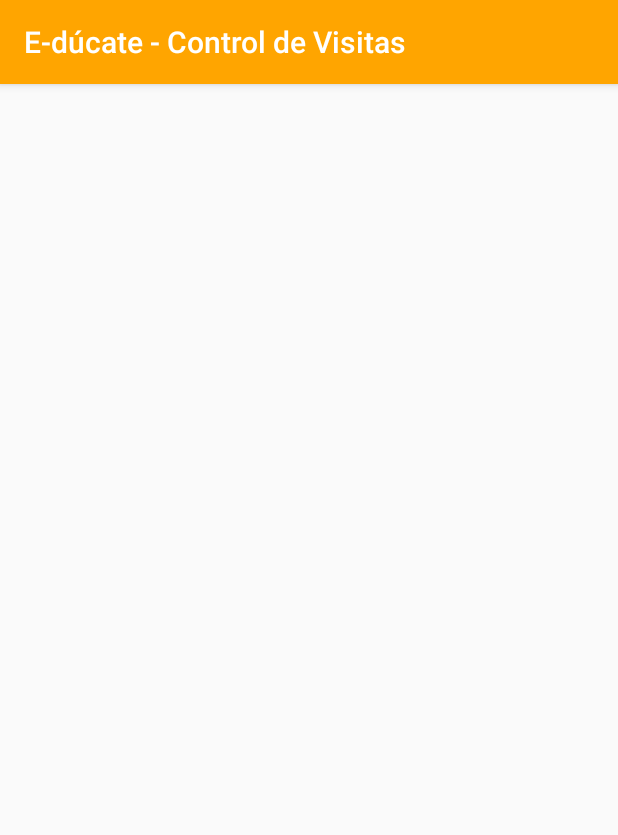
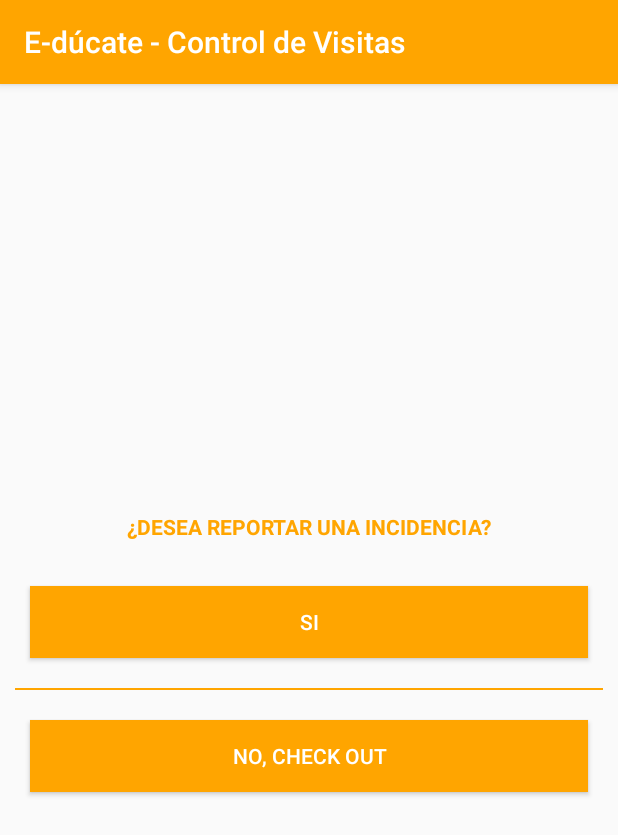
Before and after one commit to fndos/Control-de-Visitas-Movil, an Android app: the CheckOutActivity screen opened directly, with no data from a screen before it, on a phone screen of 412 x 824 dp. Shown: the top 835 px of the screen. Run offline under Robolectric (Android 15) with nearby library versions, the phone set to English and light mode, and no system bars.

Commit message:
Vista y activity CheckOut

```diff
--- a/EducateMovilApp/app/src/main/res/layout/activity_check_out.xml
+++ b/EducateMovilApp/app/src/main/res/layout/activity_check_out.xml
@@ -1,9 +1,65 @@
 <?xml version="1.0" encoding="utf-8"?>
-<android.support.constraint.ConstraintLayout xmlns:android="http://schemas.android.com/apk/res/android"
+<LinearLayout xmlns:android="http://schemas.android.com/apk/res/android"
     xmlns:app="http://schemas.android.com/apk/res-auto"
     xmlns:tools="http://schemas.android.com/tools"
     android:layout_width="match_parent"
     android:layout_height="match_parent"
     tools:context=".ui.CheckOutActivity">
 
-</android.support.constraint.ConstraintLayout>
+    <LinearLayout
+        android:orientation="vertical"
+        android:layout_gravity="center"
+        android:layout_width="match_parent"
+        android:layout_height="wrap_content">
+
+        <TextView
+            android:id="@+id/textView"
+            android:layout_gravity="center"
+            android:layout_width="wrap_content"
+            android:layout_height="wrap_content"
+            android:layout_marginBottom="20dp"
+            android:textColor="@color/colorPrimary"
+            android:text="¿DESEA REPORTAR UNA INCIDENCIA?"
+            android:textStyle="bold"/>
+
+        <LinearLayout
+            android:orientation="vertical"
+            android:layout_marginLeft="10dp"
+            android:layout_marginRight="10dp"
+            android:layout_width="match_parent"
+            android:layout_height="wrap_content">
+
+            <Button
+                android:id="@+id/btn_tecnico"
+                android:background="@color/colorPrimary"
+                android:layout_gravity="center"
+                android:layout_width="match_parent"
+                android:layout_height="match_parent"
+                android:layout_margin="10dp"
+                android:text="SI"
+                android:textColor="#ffffff"/>
+
+            <View
+                android:layout_marginTop="10dp"
+                android:layout_marginBottom="10dp"
+                android:layout_width="match_parent"
+                android:layout_height="1dp"
+                android:layout_gravity="center"
+                android:background="@color/colorPrimary"/>
+
+
+            <Button
+                android:id="@+id/btn_ambos"
+                android:background="@color/colorPrimary"
+                android:layout_gravity="center"
+                android:layout_width="match_parent"
+                android:layout_height="match_parent"
+                android:layout_margin="10dp"
+                android:text="NO, CHECK OUT"
+                android:textColor="#ffffff"/>
+
+        </LinearLayout>
+
+    </LinearLayout>
+
+</LinearLayout>
```
Also changed, not shown: EducateMovilApp/app/src/main/java/com/example/root/educateappcontrolvisitas/ui/TecnicoFormularioActivity.java (+82 -0 lines).
